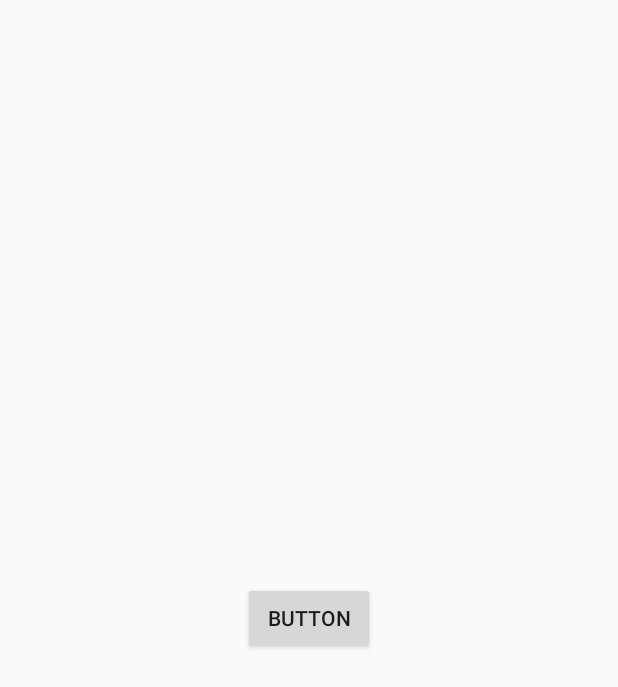
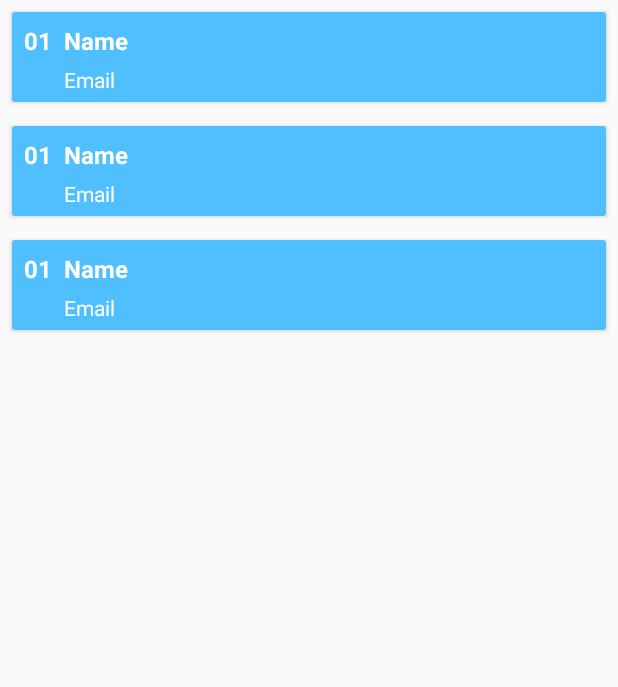
Before and after one commit to mysteryid/Progtech, an Android app: the layout fragment_home.xml on its own in the app's theme, with its tools: preview values and no code run, on a phone screen of 412 x 824 dp. Shown: the top 687 px of the screen. Run offline under Robolectric (Android 15) with nearby library versions, the phone set to English and light mode, and no system bars.

Commit message:
Hubungkan database dengan recycler view done

```diff
--- a/app/build.gradle
+++ b/app/build.gradle
@@ -28,4 +28,5 @@ dependencies {
     androidTestImplementation 'androidx.test.ext:junit:1.1.1'
     androidTestImplementation 'androidx.test.espresso:espresso-core:3.2.0'
     implementation 'com.google.android.material:material:1.1.0'
+    implementation 'com.loopj.android:android-async-http:1.4.10'
 }
--- /dev/null
+++ b/app/src/main/res/layout/card_student.xml
@@ -0,0 +1,76 @@
+<?xml version="1.0" encoding="utf-8"?>
+<androidx.constraintlayout.widget.ConstraintLayout xmlns:android="http://schemas.android.com/apk/res/android"
+    xmlns:app="http://schemas.android.com/apk/res-auto"
+    xmlns:tools="http://schemas.android.com/tools"
+    android:layout_width="match_parent"
+    android:layout_height="wrap_content">
+
+    <androidx.cardview.widget.CardView
+        android:id="@+id/cardView"
+        android:layout_width="match_parent"
+        android:layout_height="60dp"
+        android:layout_marginStart="8dp"
+        android:layout_marginTop="8dp"
+        android:layout_marginEnd="8dp"
+        android:layout_marginBottom="8dp"
+        app:layout_constraintBottom_toBottomOf="parent"
+        app:layout_constraintEnd_toStartOf="parent"
+        app:layout_constraintStart_toStartOf="parent"
+        app:layout_constraintTop_toTopOf="parent">
+
+        <androidx.constraintlayout.widget.ConstraintLayout
+            android:layout_width="match_parent"
+            android:layout_height="match_parent"
+            android:background="@color/colorAccent">
+
+            <TextView
+                android:id="@+id/tv_student_id"
+                android:layout_width="wrap_content"
+                android:layout_height="wrap_content"
+                android:layout_marginStart="8dp"
+                android:layout_marginTop="8dp"
+                android:text="@string/id"
+                android:textColor="@android:color/white"
+                android:textSize="16sp"
+                android:textStyle="bold"
+                app:layout_constraintStart_toStartOf="parent"
+                app:layout_constraintTop_toTopOf="parent" />
+
+            <TextView
+                android:id="@+id/tv_student_name"
+                android:layout_width="0dp"
+                android:layout_height="wrap_content"
+                android:layout_marginStart="8dp"
+                android:layout_marginTop="8dp"
+                android:layout_marginEnd="8dp"
+                android:text="@string/name"
+                android:textColor="@android:color/white"
+                android:textSize="16sp"
+                android:textStyle="bold"
+                android:maxLines="1"
+                app:layout_constraintEnd_toEndOf="parent"
+                app:layout_constraintStart_toEndOf="@+id/tv_student_id"
+                app:layout_constraintTop_toTopOf="parent" />
+
+            <TextView
+                android:id="@+id/tv_student_email"
+                android:layout_width="0dp"
+                android:layout_height="wrap_content"
+                android:layout_marginStart="8dp"
+                android:layout_marginTop="8dp"
+                android:layout_marginEnd="8dp"
+                android:layout_marginBottom="8dp"
+                android:text="@string/email"
+                android:textColor="@android:color/white"
+                android:textSize="14sp"
+                android:maxLines="1"
+                app:layout_constraintBottom_toBottomOf="parent"
+                app:layout_constraintEnd_toEndOf="parent"
+                app:layout_constraintStart_toEndOf="@+id/tv_student_id"
+                app:layout_constraintTop_toBottomOf="@+id/tv_student_name" />
+
+        </androidx.constraintlayout.widget.ConstraintLayout>
+
+    </androidx.cardview.widget.CardView>
+
+</androidx.constraintlayout.widget.ConstraintLayout>
--- a/app/src/main/res/layout/fragment_home.xml
+++ b/app/src/main/res/layout/fragment_home.xml
@@ -5,15 +5,15 @@
     android:id="@+id/cons_fr_home"
     android:layout_width="match_parent"
     android:layout_height="match_parent"
-    tools:context=".activities.fragments.HomeFragment" >
+    tools:context=".activities.fragments.HomeFragment">
 
-    <Button
-        android:id="@+id/btn_home"
-        android:layout_width="wrap_content"
-        android:layout_height="wrap_content"
-        android:text="Button"
+    <androidx.recyclerview.widget.RecyclerView
+        android:id="@+id/rv_student"
+        android:layout_width="0dp"
+        android:layout_height="0dp"
         app:layout_constraintBottom_toBottomOf="parent"
         app:layout_constraintEnd_toEndOf="parent"
         app:layout_constraintStart_toStartOf="parent"
-        app:layout_constraintTop_toTopOf="parent" />
+        app:layout_constraintTop_toTopOf="parent"
+        tools:listitem="@layout/card_student" />
 </androidx.constraintlayout.widget.ConstraintLayout>
--- a/app/src/main/res/values/strings.xml
+++ b/app/src/main/res/values/strings.xml
@@ -6,4 +6,7 @@
     <string name="menu_subject">Subject</string>
     <string name="menu_home">Home</string>
     <string name="menu_tips">Tips</string>
+    <string name="id">01</string>
+    <string name="name">Name</string>
+    <string name="email">Email</string>
 </resources>
```
Also changed, not shown: app/src/main/java/com/example/progtech/activities/adapter/CardStudent.java (added, +63 -0 lines), app/src/main/java/com/example/progtech/activities/fragments/HomeFragment.java (+52 -34 lines), app/src/main/java/com/example/progtech/activities/model/Student.java (added, +114 -0 lines).
